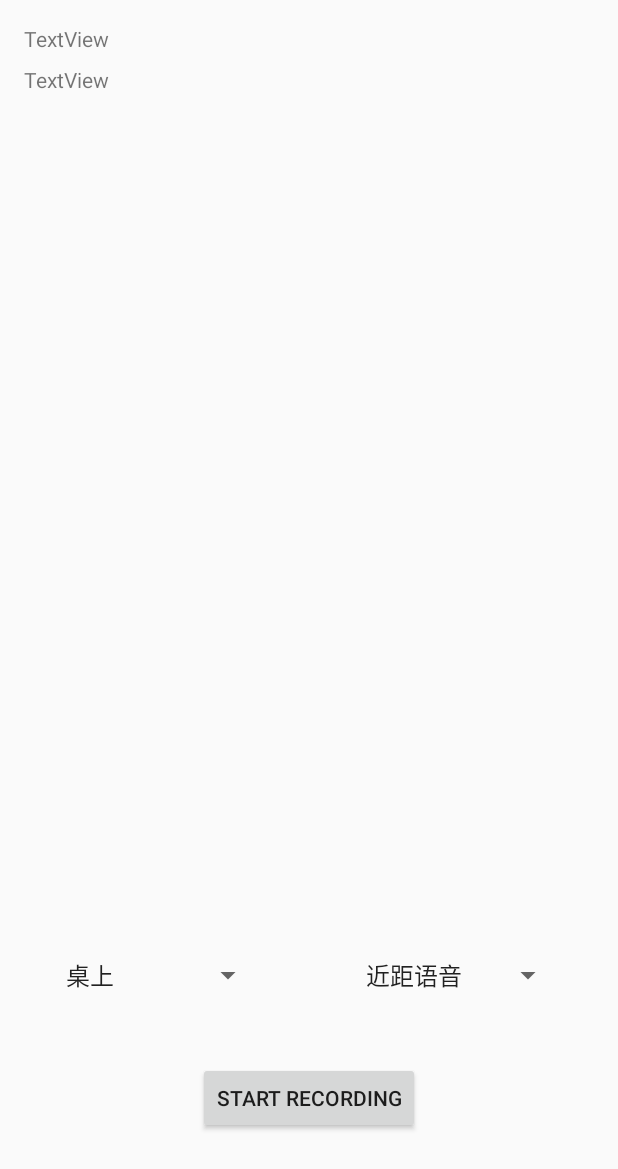
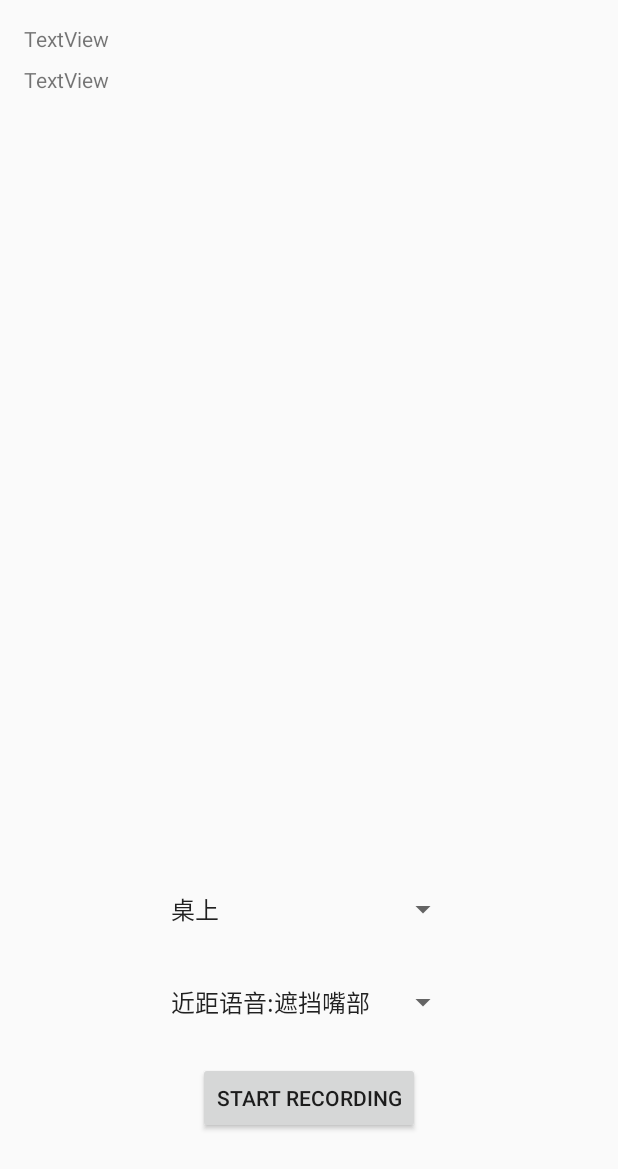
Before and after one commit to coolyangzc/MobileProximateSpeech, an Android app: the screen it shows after launch (SensorActivity), on a phone screen of 412 x 824 dp. Shown: the top 1169 px of the screen. Run offline under Robolectric (Android 15) with nearby library versions, the phone set to English and light mode, and no system bars; 2 statements that could not run were skipped.

Commit message:
Task description in data visualization

```diff
--- a/ProximateSpeechRecorder/app/src/main/java/com/yzc/proximatespeechrecorder/SensorActivity.java
+++ b/ProximateSpeechRecorder/app/src/main/java/com/yzc/proximatespeechrecorder/SensorActivity.java
@@ -130,7 +130,8 @@ public class SensorActivity extends Activity implements SensorEventListener {
         from_list.add("握持：浏览");
         from_list.add("握持：打字");
 
-        to_list.add("近距语音");
+        to_list.add("近距语音:遮挡嘴部");
+        to_list.add("近距语音:水平话筒");
         to_list.add("握持");
 
         ArrayAdapter<String> arr_adapter= new ArrayAdapter<String>
--- a/ProximateSpeechRecorder/app/src/main/res/layout/activity_sensor.xml
+++ b/ProximateSpeechRecorder/app/src/main/res/layout/activity_sensor.xml
@@ -38,20 +38,22 @@
 
     <Spinner
         android:id="@+id/spinner_from"
-        android:layout_width="140dp"
+        android:layout_width="200dp"
         android:layout_height="44dp"
-        android:layout_marginStart="36dp"
-        android:layout_marginBottom="36dp"
-        app:layout_constraintBottom_toTopOf="@+id/button_record"
+        android:layout_marginBottom="18dp"
+        app:layout_constraintBottom_toTopOf="@+id/spinner_to"
+        app:layout_constraintEnd_toEndOf="parent"
+        app:layout_constraintHorizontal_bias="0.5"
         app:layout_constraintStart_toStartOf="parent" />
 
     <Spinner
         android:id="@+id/spinner_to"
-        android:layout_width="140dp"
+        android:layout_width="200dp"
         android:layout_height="44dp"
-        android:layout_marginEnd="36dp"
-        android:layout_marginBottom="36dp"
+        android:layout_marginBottom="18dp"
         app:layout_constraintBottom_toTopOf="@+id/button_record"
-        app:layout_constraintEnd_toEndOf="parent" />
+        app:layout_constraintEnd_toEndOf="parent"
+        app:layout_constraintHorizontal_bias="0.5"
+        app:layout_constraintStart_toStartOf="parent" />
 
 </android.support.constraint.ConstraintLayout>
```
Also changed, not shown: 2 other files.
